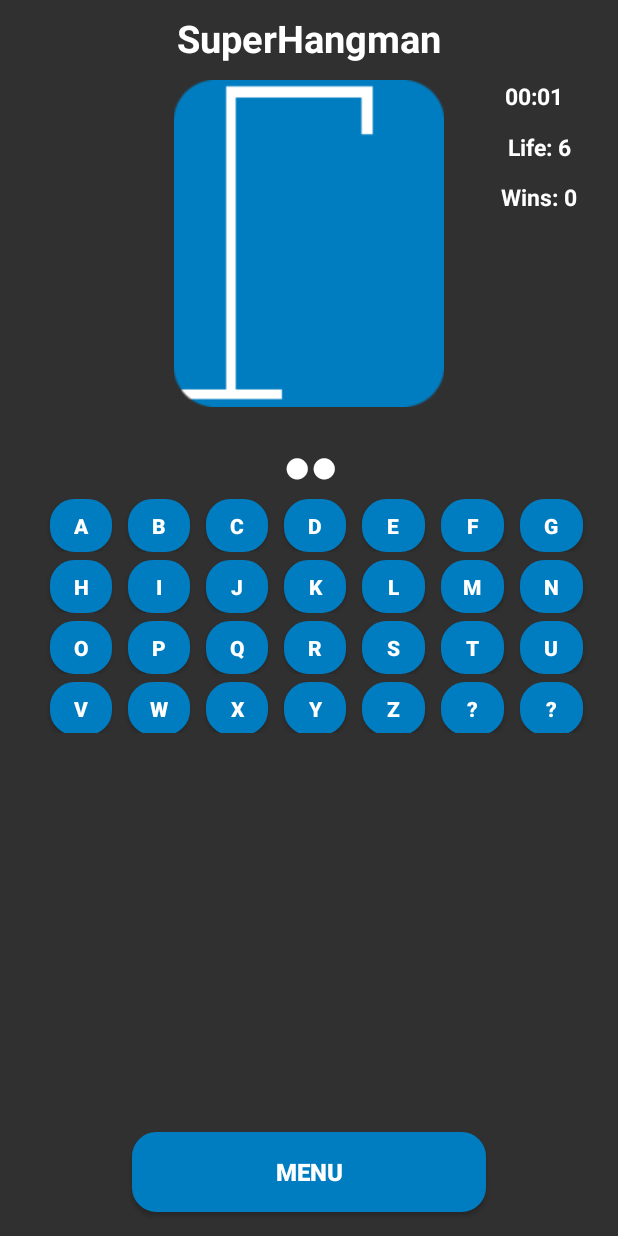
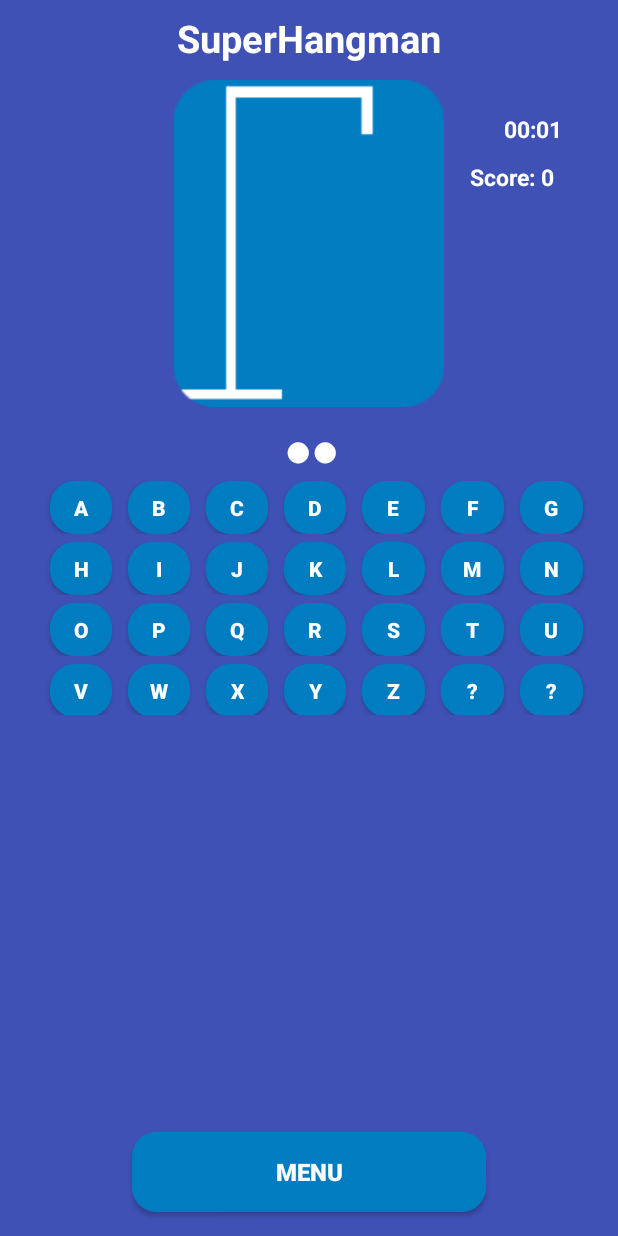
Before and after one commit to Gr16-DistributedSystems-DTU-2018/DistributedHangmanAndroid, an Android app: the screen it shows after launch (GameActivity), after a tap on "PLAY", on a phone screen of 412 x 824 dp. Run offline under Robolectric (Android 15) with nearby library versions, the phone set to English and light mode, and no system bars; 1 other tap on this screen came first.

Commit message:
New ideas. New code. New bugs.

```diff
--- a/app/src/main/AndroidManifest.xml
+++ b/app/src/main/AndroidManifest.xml
@@ -22,7 +22,7 @@
         </activity>
         <activity android:name=".main.FinishActivity">
         </activity>
-        <activity android:name=".main.ScoreActivity">
+        <activity android:name=".main.HighScoresActivity">
         </activity>
     </application>
 
--- /dev/null
+++ b/app/src/main/java/io/inabsentia/superhangman/data/dao/HighScoreDAO.java
@@ -0,0 +1,40 @@
+package io.inabsentia.superhangman.data.dao;
+
+import java.util.ArrayList;
+import java.util.List;
+
+import io.inabsentia.superhangman.data.dto.HighScoreDTO;
+
+public class HighScoreDAO implements IHighScoreDAO {
+
+    private static HighScoreDAO instance;
+
+    private List<HighScoreDTO> scoreList;
+
+    private HighScoreDAO() {
+        scoreList = new ArrayList<>();
+    }
+
+    static {
+        try {
+            instance = new HighScoreDAO();
+        } catch (Exception e) {
+            throw new RuntimeException(e);
+        }
+    }
+
+    public static synchronized HighScoreDAO getInstance() {
+        return instance;
+    }
+
+    @Override
+    public void addScore(HighScoreDTO highScoreDTO) {
+        scoreList.add(highScoreDTO);
+    }
+
+    @Override
+    public List<HighScoreDTO> getScores() {
+        return scoreList;
+    }
+
+}
--- /dev/null
+++ b/app/src/main/java/io/inabsentia/superhangman/data/dao/IHighScoreDAO.java
@@ -0,0 +1,10 @@
+package io.inabsentia.superhangman.data.dao;
+
+import java.util.List;
+
+import io.inabsentia.superhangman.data.dto.HighScoreDTO;
+
+public interface IHighScoreDAO {
+    void addScore(HighScoreDTO highScoreDTO);
+    List<HighScoreDTO> getScores();
+}
--- a/app/src/main/java/io/inabsentia/superhangman/data/dao/IScoreDAO.java
+++ /dev/null
@@ -1,10 +0,0 @@
-package io.inabsentia.superhangman.data.dao;
-
-import java.util.List;
-
-import io.inabsentia.superhangman.data.dto.ScoreDTO;
-
-public interface IScoreDAO {
-    void addScore(ScoreDTO scoreDTO);
-    List<ScoreDTO> getScores();
-}
--- a/app/src/main/java/io/inabsentia/superhangman/data/dao/ScoreDAO.java
+++ /dev/null
@@ -1,40 +0,0 @@
-package io.inabsentia.superhangman.data.dao;
-
-import java.util.ArrayList;
-import java.util.List;
-
-import io.inabsentia.superhangman.data.dto.ScoreDTO;
-
-public class ScoreDAO implements IScoreDAO {
-
-    private static ScoreDAO instance;
-
-    private List<ScoreDTO> scoreList;
-
-    private ScoreDAO() {
-        scoreList = new ArrayList<>();
-    }
-
-    static {
-        try {
-            instance = new ScoreDAO();
-        } catch (Exception e) {
-            throw new RuntimeException(e);
-        }
-    }
-
-    public static synchronized ScoreDAO getInstance() {
-        return instance;
-    }
-
-    @Override
-    public void addScore(ScoreDTO scoreDTO) {
-        scoreList.add(scoreDTO);
-    }
-
-    @Override
-    public List<ScoreDTO> getScores() {
-        return scoreList;
-    }
-
-}
--- a/app/src/main/java/io/inabsentia/superhangman/logic/GameLogic.java
+++ b/app/src/main/java/io/inabsentia/superhangman/logic/GameLogic.java
@@ -5,23 +5,20 @@ import java.util.Random;
 
 public class GameLogic {
 
+    private final int MAXIMUM_LIVES = 6;
     private static GameLogic instance;
 
     private final Random random = new Random();
 
     private final String[] words = {"adorable", "liberation", "brawler", "cradle", "badmouth", "damnation", "hearts", "galactic", "astronaut", "android", "cs", "programming", "unix", "linux", "linus", "hearts", "git", "github", "gitlab", "svn", "wire", "blindfold", "noise", "biological", "ear", "man", "woman", "female", "boy", "girl", "dirty", "blur", "bent", "tesla", "elon", "musk", "dark", "light", "horses", "shag", "dozen", "cursed"};
-
     private ArrayList<Character> usedLettersList;
 
     private String secretWord = "";
     private String hiddenWord = "";
 
-    private final int MAXIMUM_LIVES = 6;
     private int life = MAXIMUM_LIVES;
-
     private int rightGuessCount = 0;
     private int wrongGuessCount = 0;
-
     private int winCount = 0;
 
     private GameLogic() {
--- a/app/src/main/java/io/inabsentia/superhangman/main/GameActivity.java
+++ b/app/src/main/java/io/inabsentia/superhangman/main/GameActivity.java
@@ -6,29 +6,31 @@ import android.os.SystemClock;
 import android.support.v7.app.AppCompatActivity;
 import android.util.Log;
 import android.view.View;
+import android.view.WindowManager;
 import android.widget.Button;
 import android.widget.Chronometer;
 import android.widget.ImageView;
 import android.widget.TextView;
 
 import io.inabsentia.superhangman.R;
-import io.inabsentia.superhangman.data.dao.ScoreDAO;
-import io.inabsentia.superhangman.data.dto.ScoreDTO;
+import io.inabsentia.superhangman.data.dao.HighScoreDAO;
+import io.inabsentia.superhangman.data.dto.HighScoreDTO;
 import io.inabsentia.superhangman.logic.GameLogic;
 
 public class GameActivity extends AppCompatActivity implements View.OnClickListener {
 
     private ImageView hangmanImage;
-    private TextView tvhiddenWord, tvLife, tvWinCount;
+    private TextView tvHiddenWord;
     private Button btnMenu;
     private Chronometer time;
 
-    private Button btnA, btnB, btnC, btnD, btnE, btnF, btnG, btnH, btnI, btnJ, btnK, btnL, btnM, btnN, btnO, btnP, btnQ, btnR, btnS, btnT, btnU, btnV, btnW, btnX, btnY, btnZ;
-    private final Button[] btnArray = {btnA, btnB, btnC, btnD, btnE, btnF, btnG, btnH, btnI, btnJ, btnK, btnL, btnM, btnN, btnO, btnP, btnQ, btnR, btnS, btnT, btnU, btnV, btnW, btnX, btnY, btnZ};
-    private final Integer[] btnIdArray = {R.id.btn_a, R.id.btn_b, R.id.btn_c, R.id.btn_d, R.id.btn_e, R.id.btn_f, R.id.btn_g, R.id.btn_h, R.id.btn_i, R.id.btn_j, R.id.btn_k, R.id.btn_l, R.id.btn_m, R.id.btn_n, R.id.btn_o, R.id.btn_p, R.id.btn_q, R.id.btn_r, R.id.btn_s, R.id.btn_t, R.id.btn_u, R.id.btn_v, R.id.btn_w, R.id.btn_x, R.id.btn_y, R.id.btn_z,};
+    private final int BTN_AMOUNT = 28;
+
+    private final Button[] btnArray = new Button[BTN_AMOUNT];
+    private final Integer[] btnIdArray = {R.id.btn_a, R.id.btn_b, R.id.btn_c, R.id.btn_d, R.id.btn_e, R.id.btn_f, R.id.btn_g, R.id.btn_h, R.id.btn_i, R.id.btn_j, R.id.btn_k, R.id.btn_l, R.id.btn_m, R.id.btn_n, R.id.btn_o, R.id.btn_p, R.id.btn_q, R.id.btn_r, R.id.btn_s, R.id.btn_t, R.id.btn_u, R.id.btn_v, R.id.btn_w, R.id.btn_x, R.id.btn_y, R.id.btn_z, R.id.btn_tmp_1, R.id.btn_tmp_2};
 
     private final GameLogic logic = GameLogic.getInstance();
-    private final ScoreDAO scoreDAO = ScoreDAO.getInstance();
+    private final HighScoreDAO highScoreDAO = HighScoreDAO.getInstance();
 
     @Override
     protected void onCreate(Bundle savedInstanceState) {
@@ -38,10 +40,8 @@ public class GameActivity extends AppCompatActivity implements View.OnClickListe
         /*
          * Initialize UI objects.
          */
-        hangmanImage = (ImageView) findViewById(R.id.hangman_image);
-        tvhiddenWord = (TextView) findViewById(R.id.hidden_word);
-        tvLife = (TextView) findViewById(R.id.life);
-        tvWinCount = (TextView) findViewById(R.id.win_count);
+        hangmanImage = (ImageView) findViewById(R.id.start_img);
+        tvHiddenWord = (TextView) findViewById(R.id.hidden_word);
         btnMenu = (Button) findViewById(R.id.btn_game_menu);
         time = (Chronometer) findViewById(R.id.time);
 
@@ -70,17 +70,13 @@ public class GameActivity extends AppCompatActivity implements View.OnClickListe
          * the display is updated with new values.
          */
         updateDisplay();
+
+        getWindow().setSoftInputMode(WindowManager.LayoutParams.SOFT_INPUT_STATE_HIDDEN);
     }
 
     private void updateDisplay() {
         /* Update the current hidden word */
-        tvhiddenWord.setText(logic.getHiddenWord());
-
-        /* Update the current life amount message */
-        tvLife.setText("Life: " + logic.getLife());
-
-        /* Update the current score */
-        tvWinCount.setText("Wins: " + logic.getWinCount());
+        tvHiddenWord.setText(logic.getHiddenWord());
 
         /* Update the image according to the amount of lives left */
         switch (logic.getLife()) {
@@ -120,37 +116,30 @@ public class GameActivity extends AppCompatActivity implements View.OnClickListe
         updateDisplay();
 
         /* Check whether the game is lost or not */
-        if (logic.isLost()) {
-            ScoreDTO scoreDTO = new ScoreDTO(false, logic.getRightGuessCount(), logic.getWrongGuessCount(), logic.getTotalGuessCount());
-            scoreDAO.addScore(scoreDTO);
-            time.stop();
-            fireFinishActivity(false);
-        }
+        if (logic.isLost()) finishGame(false);
 
         /* Check whether the game is won or not */
-        if (logic.isWon()) {
-            ScoreDTO scoreDTO = new ScoreDTO(true, logic.getRightGuessCount(), logic.getWrongGuessCount(), logic.getTotalGuessCount());
-            scoreDAO.addScore(scoreDTO);
-            time.stop();
-            fireFinishActivity(true);
-        }
+        if (logic.isWon()) finishGame(true);
 
+    }
+
+    private void finishGame(boolean isWon) {
+        double secondsElapsed = (SystemClock.elapsedRealtime() - time.getBase()) / 1000.0;
+        time.stop();
+
+        HighScoreDTO highScoreDTO = new HighScoreDTO(isWon, logic.getRightGuessCount(), logic.getWrongGuessCount(), logic.getTotalGuessCount(), secondsElapsed);
+        highScoreDAO.addScore(highScoreDTO);
+
+        fireFinishActivity(isWon);
     }
 
     private void fireFinishActivity(boolean isWon) {
         Intent intentFinish = new Intent(this, FinishActivity.class);
 
-        if (isWon) {
-            intentFinish.putExtra("status_msg", "Congratulations, you won!");
-            intentFinish.putExtra("status_body", "You guessed '" + logic.getSecretWord() + "' in just " + logic.getTotalGuessCount() + " rounds! Dope!\n\nFeeling like playing again? Fear not! Go to the main menu and play!");
-        } else {
-            intentFinish.putExtra("status_msg", "Oh dear, you lost!");
-            intentFinish.putExtra("status_body", "But don't worry! You can always play again.\n\nThe word was '" + logic.getSecretWord() + "'. Better luck next time!");
-        }
+        intentFinish.putExtra("game_status", isWon);
+        intentFinish.putExtra("secret_word", logic.getSecretWord());
+        intentFinish.putExtra("total_guess_count", logic.getTotalGuessCount());
 
-        intentFinish.putExtra("game_status", isWon);
-        intentFinish.putExtra("lives_left", logic.getLife());
-        intentFinish.putExtra("secret_word", logic.getSecretWord());
         startActivity(intentFinish);
     }
 
--- a/app/src/main/java/io/inabsentia/superhangman/main/MainActivity.java
+++ b/app/src/main/java/io/inabsentia/superhangman/main/MainActivity.java
@@ -6,16 +6,24 @@ import android.os.Bundle;
 import android.support.v7.app.AppCompatActivity;
 import android.view.View;
 import android.widget.Button;
+import android.widget.ImageView;
 import android.widget.TextView;
+import android.widget.Toast;
+
+import java.util.Random;
 
 import io.inabsentia.superhangman.R;
 
 public class MainActivity extends AppCompatActivity implements View.OnClickListener {
 
-    private TextView tvWelcome, tvStatusMsg;
-    private Button btnPlay, btnScores, btnGuide;
+    private TextView tvWelcome;
+    private Button btnPlay, btnMatchHistory, btnHighScores, btnGuide;
+    private ImageView welcomeImage;
 
     private static MediaPlayer mediaPlayer;
+    private static Random random;
+
+    private static final int MAXIMUM_IMAGE_ROT = 5000;
     private static boolean isPlaying = false;
 
     @Override
@@ -25,36 +33,53 @@ public class MainActivity extends AppCompatActivity implements View.OnClickListe
 
         tvWelcome = (TextView) findViewById(R.id.welcome_msg);
         btnPlay = (Button) findViewById(R.id.btn_play);
-        btnScores = (Button) findViewById(R.id.btn_scores);
+        btnMatchHistory = (Button) findViewById(R.id.btn_match_history);
+        btnHighScores = (Button) findViewById(R.id.btn_high_scores);
         btnGuide = (Button) findViewById(R.id.btn_guide);
+        welcomeImage = (ImageView) findViewById(R.id.welcome_img);
+
+        btnPlay.setOnClickListener(this);
+        btnMatchHistory.setOnClickListener(this);
+        btnHighScores.setOnClickListener(this);
+        btnGuide.setOnClickListener(this);
+        welcomeImage.setOnClickListener(this);
 
         mediaPlayer = MediaPlayer.create(this, R.raw.sound);
+        random = new Random();
 
         if (!mediaPlayer.isPlaying() && !isPlaying) {
             mediaPlayer.setLooping(true);
             mediaPlayer.start();
             isPlaying = true;
         }
-
-        btnPlay.setOnClickListener(this);
-        btnScores.setOnClickListener(this);
-        btnGuide.setOnClickListener(this);
     }
 
     @Override
     public void onClick(View view) {
         switch (view.getId()) {
             case R.id.btn_play:
+                welcomeImage.setRotation(0);
                 Intent intentGame = new Intent(this, GameActivity.class);
                 startActivity(intentGame);
                 break;
-            case R.id.btn_scores:
-                Intent intentScores = new Intent(this, ScoreActivity.class);
+            case R.id.btn_match_history:
+                welcomeImage.setRotation(0);
+                // Not yet implemented!
+                Toast.makeText(view.getContext(), "This feature is not yet implemented!", Toast.LENGTH_LONG).show();
+                break;
+            case R.id.btn_high_scores:
+                welcomeImage.setRotation(0);
+                Intent intentScores = new Intent(this, HighScoresActivity.class);
                 startActivity(intentScores);
                 break;
             case R.id.btn_guide:
+                welcomeImage.setRotation(0);
                 Intent intentGuide = new Intent(this, GuideActivity.class);
                 startActivity(intentGuide);
+                break;
+            case R.id.welcome_img:
+                welcomeImage.setRotation(random.nextFloat() * MAXIMUM_IMAGE_ROT);
+                break;
             default:
                 break;
         }
--- a/app/src/main/res/layout/activity_game.xml
+++ b/app/src/main/res/layout/activity_game.xml
@@ -26,7 +26,7 @@
         app:layout_constraintVertical_bias="1.0"/>
 
     <ImageView
-        android:id="@+id/hangman_image"
+        android:id="@+id/start_img"
         android:layout_width="192dp"
         android:layout_height="218dp"
         android:layout_marginEnd="8dp"
@@ -41,22 +41,22 @@
 
     <TextView
         android:id="@+id/hidden_word"
-        android:layout_width="241dp"
-        android:layout_height="35dp"
+        android:layout_width="332dp"
+        android:layout_height="36dp"
         android:layout_marginEnd="8dp"
-        android:layout_marginLeft="8dp"
-        android:layout_marginRight="8dp"
+        android:layout_marginLeft="0dp"
+        android:layout_marginRight="0dp"
         android:layout_marginStart="8dp"
-        android:layout_marginTop="18dp"
+        android:layout_marginTop="7dp"
         android:text="@string/secret_word_tmp"
         android:textAlignment="center"
         android:textColor="@color/textColor"
         android:textSize="30sp"
         android:textStyle="bold"
-        app:layout_constraintHorizontal_bias="0.504"
+        app:layout_constraintHorizontal_bias="0.52"
         app:layout_constraintLeft_toLeftOf="parent"
         app:layout_constraintRight_toRightOf="parent"
-        app:layout_constraintTop_toBottomOf="@+id/hangman_image"/>
+        app:layout_constraintTop_toBottomOf="@+id/start_img"/>
 
     <Chronometer
         android:id="@+id/time"
@@ -66,53 +66,15 @@
         android:layout_marginLeft="8dp"
         android:layout_marginRight="8dp"
         android:layout_marginStart="8dp"
-        android:layout_marginTop="53dp"
+        android:layout_marginTop="75dp"
         android:textAlignment="center"
         android:textColor="@color/textColor"
         android:textSize="15sp"
         android:textStyle="bold"
-        app:layout_constraintHorizontal_bias="0.486"
-        app:layout_constraintLeft_toRightOf="@+id/hangman_image"
+        app:layout_constraintHorizontal_bias="0.48"
+        app:layout_constraintLeft_toRightOf="@+id/start_img"
         app:layout_constraintRight_toRightOf="parent"
         app:layout_constraintTop_toTopOf="parent"/>
-
-    <TextView
-        android:id="@+id/life"
-        android:layout_width="61dp"
-        android:layout_height="23dp"
-        android:layout_marginEnd="8dp"
-        android:layout_marginLeft="8dp"
-        android:layout_marginRight="8dp"
-        android:layout_marginStart="8dp"
-        android:layout_marginTop="10dp"
-        android:text="@string/life_count_tmp"
-        android:textAlignment="center"
-        android:textColor="@color/textColor"
-        android:textSize="15sp"
-        android:textStyle="bold"
-        app:layout_constraintHorizontal_bias="0.578"
-        app:layout_constraintLeft_toRightOf="@+id/hangman_image"
-        app:layout_constraintRight_toRightOf="parent"
-        app:layout_constraintTop_toBottomOf="@+id/time"/>
-
-    <TextView
-        android:id="@+id/win_count"
-        android:layout_width="61dp"
-        android:layout_height="23dp"
-        android:layout_marginEnd="8dp"
-        android:layout_marginLeft="8dp"
-        android:layout_marginRight="8dp"
-        android:layout_marginStart="8dp"
-        android:layout_marginTop="10dp"
-        android:text="@string/win_count_tmp"
-        android:textAlignment="center"
-        android:textColor="@color/textColor"
-        android:textSize="15sp"
-        android:textStyle="bold"
-        app:layout_constraintHorizontal_bias="0.578"
-        app:layout_constraintLeft_toRightOf="@+id/hangman_image"
-        app:layout_constraintRight_toRightOf="parent"
-        app:layout_constraintTop_toBottomOf="@+id/life"/>
 
     <TextView
         android:id="@+id/game_title"
@@ -130,13 +92,30 @@
         app:layout_constraintRight_toRightOf="parent"
         app:layout_constraintTop_toTopOf="parent"/>
 
+    <TextView
+        android:id="@+id/high_score"
+        android:layout_width="77dp"
+        android:layout_height="18dp"
+        android:text="Score: 0"
+        android:textAlignment="center"
+        android:textColor="@color/textColor"
+        android:textSize="15sp"
+        android:textStyle="bold"
+        android:layout_marginRight="0dp"
+        app:layout_constraintRight_toRightOf="parent"
+        app:layout_constraintLeft_toRightOf="@+id/start_img"
+        android:layout_marginLeft="0dp"
+        android:layout_marginTop="8dp"
+        app:layout_constraintTop_toBottomOf="@+id/time"
+        app:layout_constraintHorizontal_bias="0.0"/>
+
     <TableLayout
         android:id="@+id/tableLayout"
         android:layout_width="366dp"
         android:layout_height="156dp"
         android:layout_marginLeft="0dp"
         android:layout_marginRight="0dp"
-        android:layout_marginTop="8dp"
+        android:layout_marginTop="6dp"
         android:orientation="horizontal"
         app:layout_constraintHorizontal_bias="0.611"
         app:layout_constraintLeft_toLeftOf="parent"
@@ -512,7 +491,7 @@
                 android:textStyle="bold"/>
 
             <Button
-                android:id="@+id/btn_1"
+                android:id="@+id/btn_tmp_1"
                 android:layout_width="35dp"
                 android:layout_height="35dp"
                 android:layout_marginEnd="5dp"
@@ -525,7 +504,7 @@
                 android:textStyle="bold"/>
 
             <Button
-                android:id="@+id/btn_2"
+                android:id="@+id/btn_tmp_2"
                 android:layout_width="35dp"
                 android:layout_height="35dp"
                 android:layout_marginEnd="5dp"
--- a/app/src/main/res/values/colors.xml
+++ b/app/src/main/res/values/colors.xml
@@ -2,10 +2,10 @@
 <resources>
     <color name="colorPrimary">#3f51b5</color>
     <color name="colorPrimaryDark">#303F9F</color>
-    <color name="colorAccent">#FF4081</color>
+    <color name="colorAccent">#ff4081</color>
 
     <!-- Self-defined colors -->
     <color name="primaryColor">#007DC1</color>
-    <color name="textColor">#ffffff</color>
+    <color name="textColor">#FFFFFF</color>
 
 </resources>
--- a/app/src/main/res/values/styles.xml
+++ b/app/src/main/res/values/styles.xml
@@ -1,6 +1,10 @@
 <resources>
 
     <!-- Base application theme. -->
-    <style name="SuperDarkTheme" parent="Theme.AppCompat.NoActionBar"/>
+    <style name="SuperDarkTheme" parent="Theme.AppCompat.NoActionBar">
+        <item name="android:navigationBarColor">@color/primaryColor</item>
+        <item name="android:statusBarColor">@color/primaryColor</item>
+        <item name="android:colorBackground">@color/colorPrimary</item>
+    </style>
 
 </resources>
```
Also changed, not shown: app/src/main/java/io/inabsentia/superhangman/data/dto/HighScoreDTO.java (renamed from app/src/main/java/io/inabsentia/superhangman/data/dto/ScoreDTO.java, +10 -3 lines), app/src/main/java/io/inabsentia/superhangman/main/FinishActivity.java (+19 -8 lines), app/src/main/java/io/inabsentia/superhangman/main/HighScoresActivity.java (renamed from app/src/main/java/io/inabsentia/superhangman/main/ScoreActivity.java, +7 -7 lines), app/src/main/res/layout/activity_finish.xml (+28 -12 lines), app/src/main/res/layout/activity_guide.xml (+8 -6 lines), app/src/main/res/layout/activity_main.xml (+27 -12 lines), app/src/main/res/layout/activity_score.xml (+5 -5 lines), app/src/main/res/values/strings.xml (+12 -4 lines).
